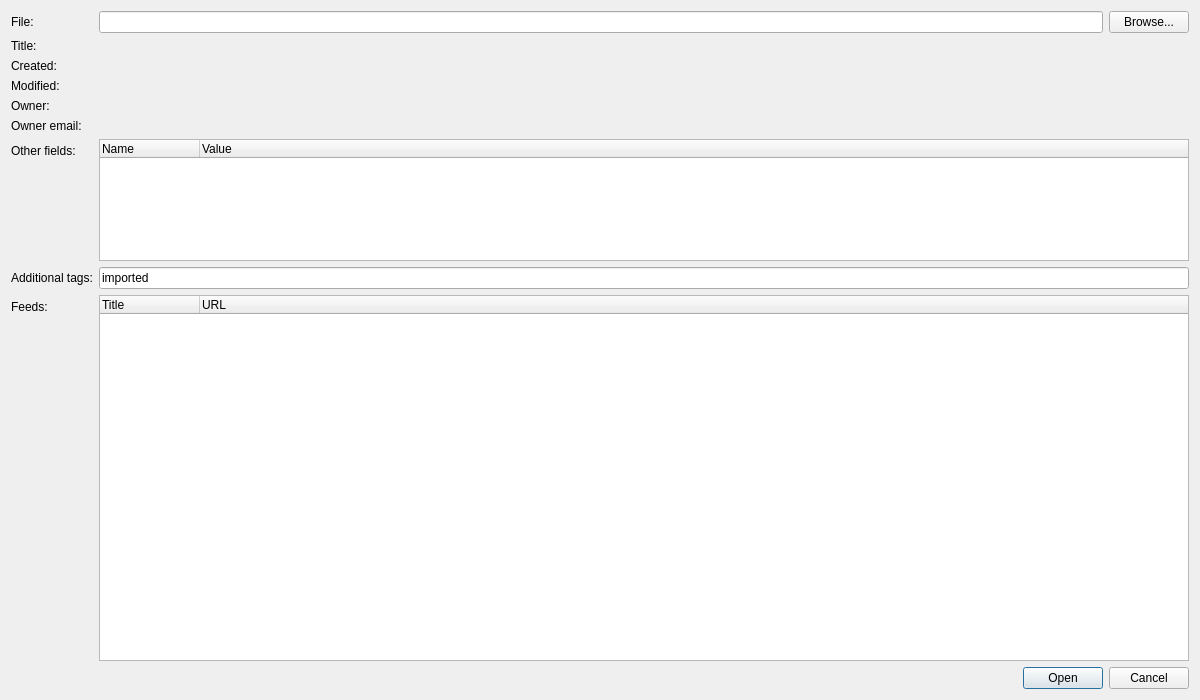
This is src/plugins/aggregator/components/importexport/importopmldialog.ui in 0xd34df00d/leechcraft as Qt 5 draws it before an edit. The edited form follows.
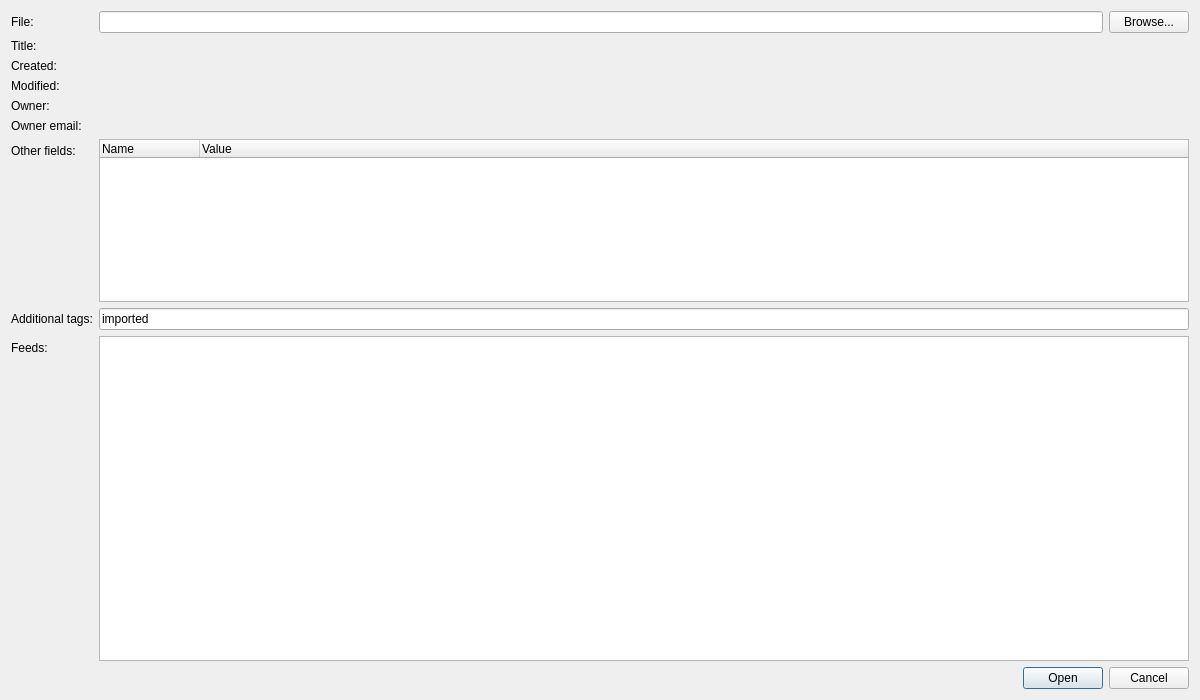
This is the edited form. Icons and pictures are not drawn.

Commit message: [Aggregator] Use a custom ItemsModel instead of QTreeWidget in OPML import

What changed in the file:
```diff
--- a/src/plugins/aggregator/components/importexport/importopmldialog.ui
+++ b/src/plugins/aggregator/components/importexport/importopmldialog.ui
@@ -14,9 +14,6 @@
    <string>Import OPML</string>
   </property>
   <layout class="QFormLayout" name="RootLayout_">
-   <property name="fieldGrowthPolicy">
-    <enum>QFormLayout::FieldGrowthPolicy::AllNonFixedFieldsGrow</enum>
-   </property>
    <item row="0" column="0">
     <widget class="QLabel" name="label_14">
      <property name="text">
@@ -153,23 +150,19 @@
     </widget>
    </item>
    <item row="8" column="1">
-    <widget class="QTreeWidget" name="FeedsToImport_">
+    <widget class="QTreeView" name="FeedsView_">
      <property name="sizePolicy">
       <sizepolicy hsizetype="Expanding" vsizetype="Expanding">
        <horstretch>0</horstretch>
-       <verstretch>3</verstretch>
+       <verstretch>2</verstretch>
       </sizepolicy>
      </property>
-     <column>
-      <property name="text">
-       <string>Title</string>
-      </property>
-     </column>
-     <column>
-      <property name="text">
-       <string>URL</string>
-      </property>
-     </column>
+     <property name="rootIsDecorated">
+      <bool>false</bool>
+     </property>
+     <property name="uniformRowHeights">
+      <bool>true</bool>
+     </property>
     </widget>
    </item>
    <item row="9" column="1">
```
Left out of the diff: 14 changed lines with no effect on the pictures. The commit also changes 2 other files.
